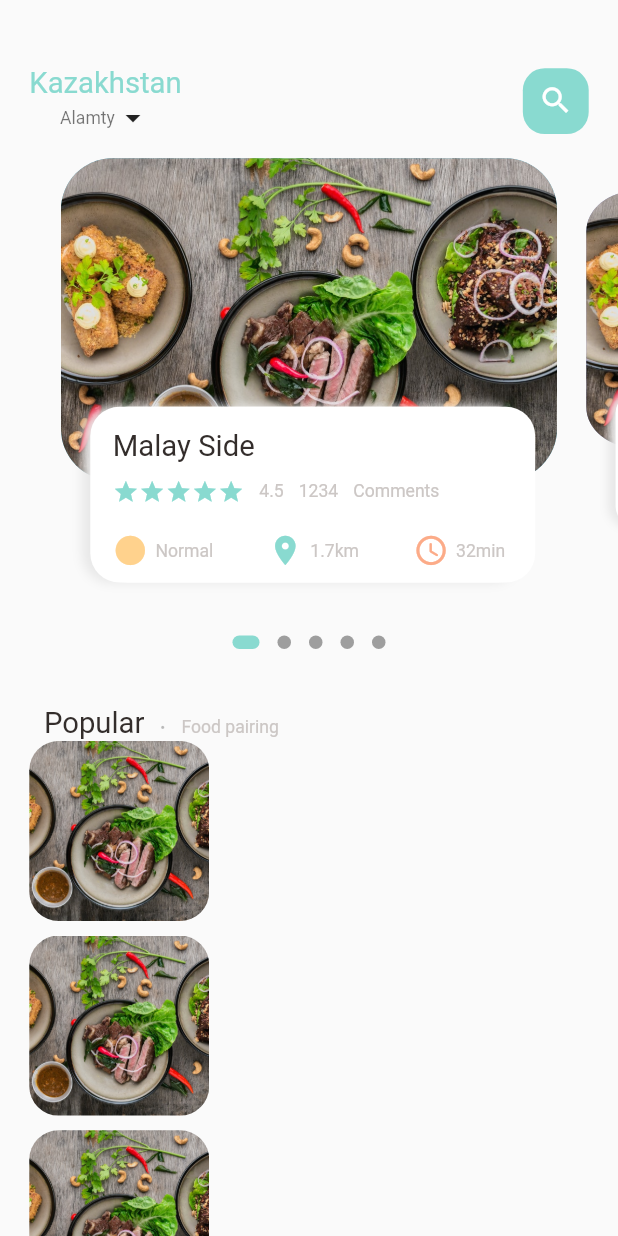
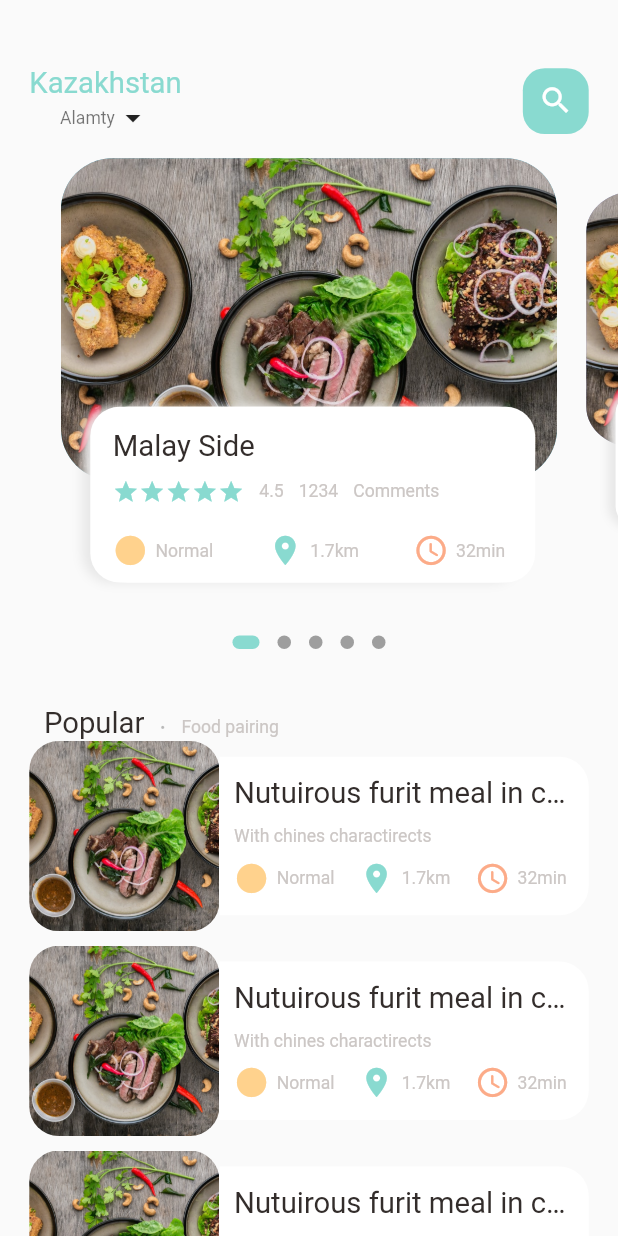
Before and after one commit to Katanabiz/Aziq-Tulik-Jetkizw, a Flutter app: the screen it shows after launch, on a phone screen of 412 x 824 dp. Run offline on Flutter 3.47's test engine with Material 2 defaults, Android fonts, the light colour scheme and no system bars; drawn by our look-alikes of dots_indicator; our stand-ins replace get.

Commit message:
added dynamic

```diff
--- a/lib/app/uy/food_body_view.dart
+++ b/lib/app/uy/food_body_view.dart
@@ -86,9 +86,7 @@ class _FoodBodyViewState extends State<FoodBodyView> {
             ],
           )),
       // List food and images
-      Container(
-        height: 700,
-        child: ListView.builder(
+      ListView.builder(
           shrinkWrap: true,
           physics: const NeverScrollableScrollPhysics(),
           itemCount: 10,
@@ -102,8 +100,8 @@ class _FoodBodyViewState extends State<FoodBodyView> {
                   children: [
                     // Image section
                     Container(
-                          width: 120,
-                          height: 120,
+                        width: Dimensions.listViewImgeSize,
+                        height: Dimensions.listViewImgeSize,
                         decoration: BoxDecoration(
                           borderRadius:
                               BorderRadius.circular(Dimensions.radius20),
@@ -113,10 +111,55 @@ class _FoodBodyViewState extends State<FoodBodyView> {
                               image: AssetImage('assets/images/food0.png')),
                         )),
                     // Text container
+                    Expanded(
+                      child: Container(
+                          height: Dimensions.listViewTextContainerSize,
+                          decoration: BoxDecoration(
+                            borderRadius: BorderRadius.only(
+                                topRight: Radius.circular(Dimensions.radius20),
+                                bottomRight:
+                                    Radius.circular(Dimensions.radius20)),
+                            color: Colors.white,
+                          ),
+                          child: Padding(
+                              padding: EdgeInsets.only(
+                                left: Dimensions.width10,
+                                right: Dimensions.width15,
+                              ),
+                              child: Column(
+                                crossAxisAlignment: CrossAxisAlignment.start,
+                                mainAxisAlignment: MainAxisAlignment.center,
+                                children: [
+                                  const BigTextWidget(
+                                      text: 'Nutuirous furit meal in china'),
+                                  SizedBox(height: Dimensions.height10),
+                                  const SmalTextWidget(
+                                      text: 'With chines charactirects'),
+                                  SizedBox(height: Dimensions.height10),
+                                  Row(
+                                    mainAxisAlignment:
+                                        MainAxisAlignment.spaceBetween,
+                                    children: const [
+                                      IconsAndTextWidget(
+                                          icon: Icons.circle_sharp,
+                                          text: 'Normal',
+                                          iconColor: AppTusteri.belgisesiTus1),
+                                      IconsAndTextWidget(
+                                          icon: Icons.location_on,
+                                          text: '1.7km',
+                                          iconColor: AppTusteri.negizigTus),
+                                      IconsAndTextWidget(
+                                          icon: Icons.access_time_rounded,
+                                          text: '32min',
+                                          iconColor: AppTusteri.belgisesiTus2),
+                                    ],
+                                  )
+                                ],
+                              ))),
+                    ),
                   ],
                 ));
-            }),
-      )
+          })
     ]);
   }
 
--- a/lib/common/quraldar/app_dimensions.dart
+++ b/lib/common/quraldar/app_dimensions.dart
@@ -2,9 +2,7 @@ import 'package:get/get.dart';
 
 class Dimensions {
   static double screenHeight = Get.context!.height; // 842
-  static double screenWidth = Get.context!.width; // 360
-
-
+  static double screenWidth = Get.context!.width; // sumsung 360 iphone 390
 
   static double pageView = screenHeight / 2.64;
   static double pageViewContainer = screenHeight / 3.84;
@@ -33,6 +31,11 @@ class Dimensions {
   static double radius30 = screenHeight / 24.13;
 
   // icon size
-  static double iconSzie18 = screenHeight / 47.0;    // deflut icon size is 24
+  static double iconSzie18 = screenHeight / 47.0; // deflut icon size is 24
   static double iconSzie24 = screenHeight / 35.17;
+
+  // List view images
+
+  static double listViewImgeSize = screenWidth / 3.25;
+  static double listViewTextContainerSize = screenWidth / 3.9;
 }
```
Lines whose indentation alone changed are shown as unchanged.
